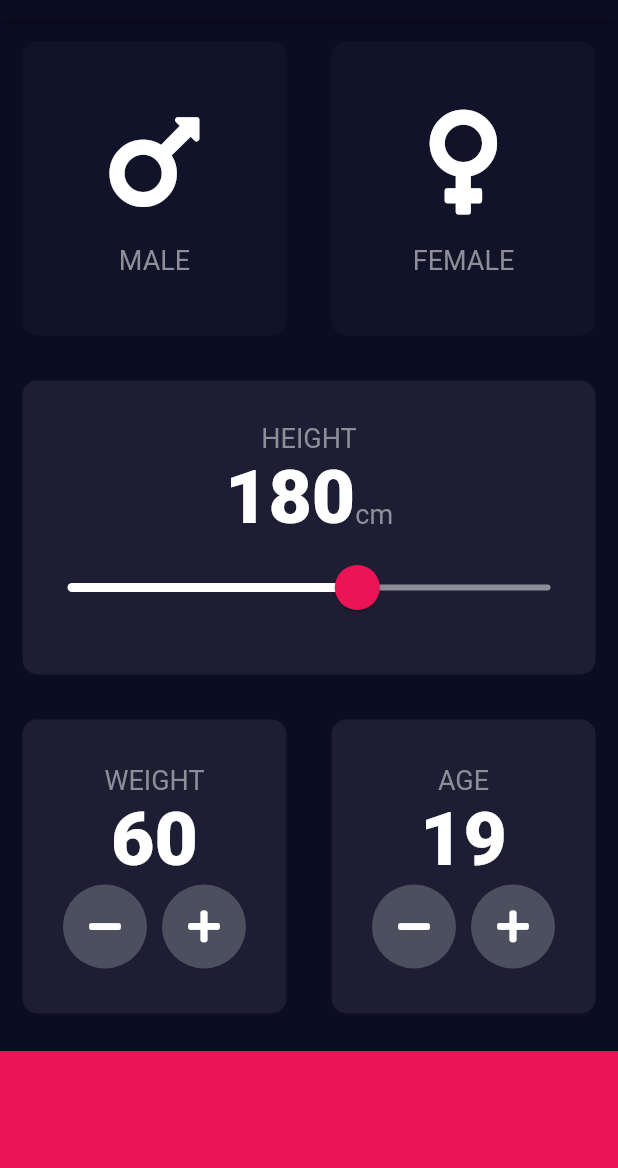
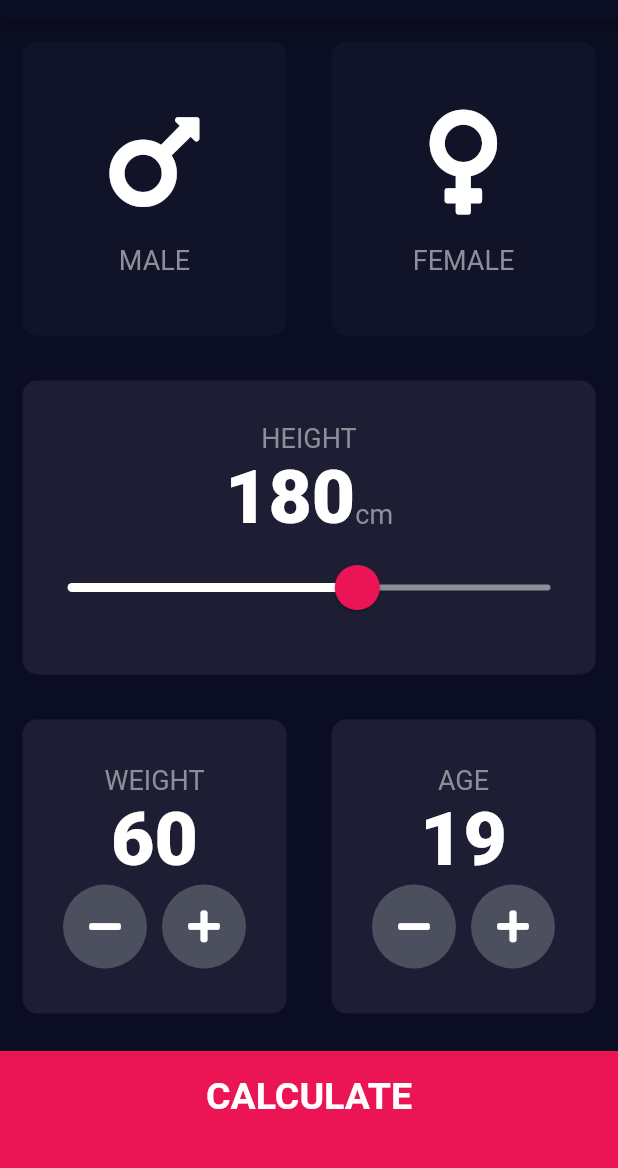
Before and after one commit to nsakenov/flutter-bmi-calculator, a Flutter app: the screen it shows after launch, on a phone screen of 412 x 824 dp, the part 65-1233 px from its top. Run offline on Flutter 3.47's test engine with Material 2 defaults, Android fonts, the phone set to English and light mode, and no system bars; our stand-ins replace font_awesome_flutter.

Commit message:
input page completed

```diff
--- a/lib/constants.dart
+++ b/lib/constants.dart
@@ -3,6 +3,11 @@ import 'package:flutter/material.dart';
 const kLabelTextStyle = TextStyle(
   fontSize: 18.0,
   color: Color(0xFF8D8E98),
+);
+
+const kLargeButtonTextStyle = TextStyle(
+  fontSize: 25.0,
+  fontWeight: FontWeight.bold,
 );
 
 const kNumberTextStyle = TextStyle(fontSize: 50.0, fontWeight: FontWeight.w900);
--- a/lib/input_page.dart
+++ b/lib/input_page.dart
@@ -4,6 +4,7 @@ import 'package:font_awesome_flutter/font_awesome_flutter.dart';
 import 'icon_content.dart';
 import 'reusable_card.dart';
 import 'constants.dart';
+import 'resuts_page.dart';
 
 enum Gender { male, female }
 
@@ -201,11 +202,30 @@ class _InputPageState extends State<InputPage> {
             ],
           ),
         ),
-        Container(
-          color: kBottomContainerColor,
-          margin: EdgeInsets.only(top: 10),
-          width: double.infinity,
-          height: kBottomContainerHeight,
+        GestureDetector(
+          onTap: () {
+            Navigator.push(
+              context,
+              MaterialPageRoute(
+                builder: (context) {
+                  return ResultsPage();
+                },
+              ),
+            );
+          },
+          child: Container(
+            child: Center(
+              child: Text(
+                'CALCULATE',
+                style: kLargeButtonTextStyle,
+              ),
+            ),
+            color: kBottomContainerColor,
+            margin: EdgeInsets.only(top: 10),
+            padding: EdgeInsets.only(bottom: 20.0),
+            width: double.infinity,
+            height: kBottomContainerHeight,
+          ),
         )
       ]),
     );
```
Also changed, not shown: lib/resuts_page.dart (added, +13 -0 lines).
